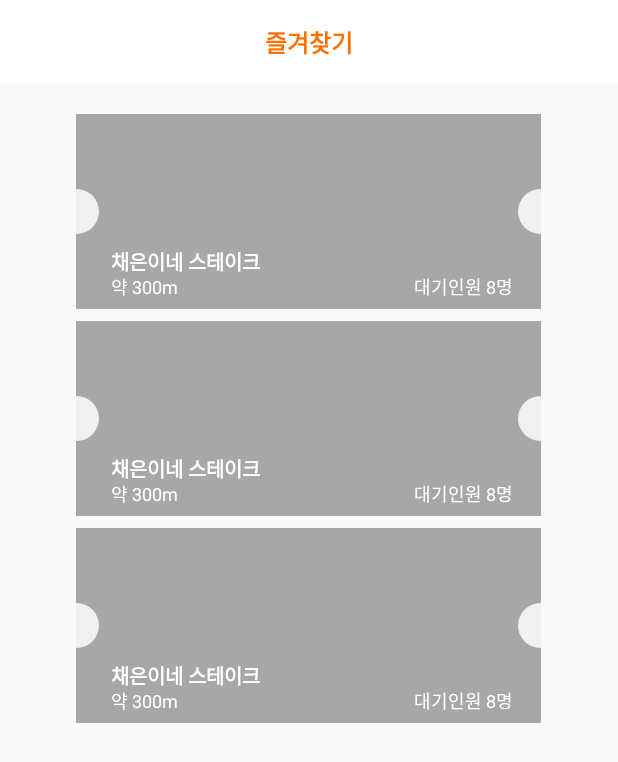
After one commit to sosh9898/EveryFoody, an Android app: the layout activity_bookmark.xml on its own in the app's theme, with its tools: preview values and no code run, on a phone screen of 412 x 824 dp. The commit adds this screen. Shown: the top 762 px of the screen. Run offline under Robolectric (Android 15) with nearby library versions, the phone set to English and light mode, and no system bars.

Commit message:
bookmark

```diff
--- a/app/src/main/AndroidManifest.xml
+++ b/app/src/main/AndroidManifest.xml
@@ -51,6 +51,7 @@
         <activity android:name=".ui.signup.user.SignUp2Activity">
 
         </activity>
+        <activity android:name=".ui.bookmark.BookmarkActivity"/>
 
 
     </application>
--- a/app/src/main/java/dct/com/everyfoody/ui/home/user/MainActivity.java
+++ b/app/src/main/java/dct/com/everyfoody/ui/home/user/MainActivity.java
@@ -31,6 +31,7 @@ import dct.com.everyfoody.base.util.SharedPreferencesService;
 import dct.com.everyfoody.global.ApplicationController;
 import dct.com.everyfoody.model.MainList;
 import dct.com.everyfoody.request.NetworkService;
+import dct.com.everyfoody.ui.bookmark.BookmarkActivity;
 import dct.com.everyfoody.ui.detail.DetailActivity;
 import dct.com.everyfoody.ui.home.MapClipDataHelper;
 import dct.com.everyfoody.ui.login.LoginActivity;
@@ -148,8 +149,8 @@ public class MainActivity extends WhiteThemeActivity {
         loggedDrawer.bookMarkCountTextView.setOnClickListener(new View.OnClickListener() {
             @Override
             public void onClick(View view) {
-                //즐겨찾기 목록
-                Toast.makeText(MainActivity.this, "즐겨찾기액티비티 구현 후 스택연결 해야함", Toast.LENGTH_SHORT).show();
+                Intent bookmark = new Intent(getApplicationContext(), BookmarkActivity.class);
+                startActivity(bookmark);
             }
         });
 //        loggedDrawer.orderCountTextView.setOnClickListener(new View.OnClickListener() {
--- /dev/null
+++ b/app/src/main/res/layout/activity_bookmark.xml
@@ -0,0 +1,36 @@
+<?xml version="1.0" encoding="utf-8"?>
+<LinearLayout xmlns:android="http://schemas.android.com/apk/res/android"
+    xmlns:app="http://schemas.android.com/apk/res-auto"
+    xmlns:tools="http://schemas.android.com/tools"
+    android:orientation="vertical"
+    android:gravity="center_horizontal"
+    android:layout_width="match_parent"
+    android:layout_height="match_parent"
+    tools:context="dct.com.everyfoody.ui.reservation.ReservationActivity">
+
+    <android.support.v7.widget.Toolbar
+        android:id="@+id/bookmark_toolbar"
+        android:layout_width="match_parent"
+        android:layout_height="?attr/actionBarSize"
+        android:background="?attr/colorPrimary">
+
+        <TextView
+            android:layout_gravity="center"
+            android:text = "즐겨찾기"
+            android:textSize="16sp"
+            android:textColor="@color/colorAccent"
+            android:textStyle="bold"
+            android:layout_width="wrap_content"
+            android:layout_height="wrap_content" />
+
+    </android.support.v7.widget.Toolbar>
+
+
+    <android.support.v7.widget.RecyclerView
+        android:layout_marginTop="20dp"
+        android:id="@+id/bookmark_rcv"
+        android:layout_width="wrap_content"
+        android:layout_height="match_parent"
+        tools:listitem="@layout/layout_main_rcv_item"></android.support.v7.widget.RecyclerView>
+
+</LinearLayout>
```
Also changed, not shown: app/src/main/java/dct/com/everyfoody/ui/bookmark/BookmarkActivity.java (added, +122 -0 lines), app/src/main/java/dct/com/everyfoody/ui/bookmark/BookmarkRecyclerAdapter.java (added, +79 -0 lines), app/src/main/java/dct/com/everyfoody/ui/reservation/ReservationActivity.java (+42 -0 lines).
